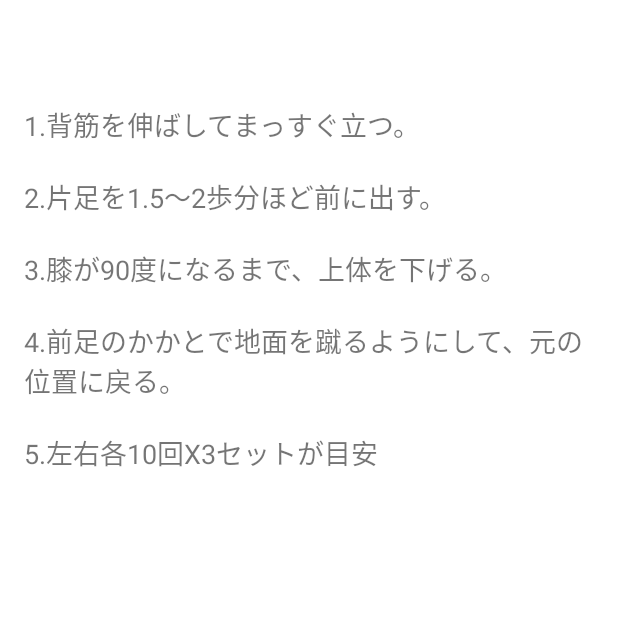
After one commit to itc-s21005/MuscleTraining, an Android app: the MainActivity4 screen opened directly, with no data from a screen before it, on a phone screen of 412 x 824 dp, the top half of it. The commit adds this screen. Run offline under Robolectric (Android 15) with nearby library versions, the phone set to English and light mode, and no system bars.

Commit message:
説明文

```diff
--- a/app/src/main/AndroidManifest.xml
+++ b/app/src/main/AndroidManifest.xml
@@ -10,11 +10,14 @@
         android:supportsRtl="true"
         android:theme="@style/Theme.MuscleTraining">
         <activity
+            android:name=".MainActivity4"
+            android:exported="false" />
+        <activity
             android:name=".MainActivity3"
-            android:exported="false"/>
+            android:exported="false" />
         <activity
             android:name=".MainActivity2"
-            android:exported="false"/>
+            android:exported="false" />
         <activity
             android:name=".MainActivity"
             android:exported="true">
--- a/app/src/main/java/jp/ac/it_college/std/s20001/muscletraining/MainActivity2.kt
+++ b/app/src/main/java/jp/ac/it_college/std/s20001/muscletraining/MainActivity2.kt
@@ -19,8 +19,10 @@ class MainActivity2 : AppCompatActivity() {
         }
 
         binding.secondButton.setOnClickListener {
+
             val intent = Intent(this, MainActivity3::class.java)
             startActivity(intent)
+
         }
     }
 
--- a/app/src/main/java/jp/ac/it_college/std/s20001/muscletraining/MainActivity3.kt
+++ b/app/src/main/java/jp/ac/it_college/std/s20001/muscletraining/MainActivity3.kt
@@ -45,13 +45,13 @@ class MainActivity3 : AppCompatActivity() {
     private inner class ListItemClickListener: AdapterView.OnItemClickListener {
         override fun onItemClick(parent: AdapterView<*>, view: View, position: Int, id: Long) {
             if (position == 0) {
-                val a1 = startActivity(Intent(this@MainActivity3, MainActivity2:: class.java))
+                val a1 = startActivity(Intent(this@MainActivity3, MainActivity4:: class.java))
             } else if (position == 1) {
-                val a2 = startActivity(Intent(this@MainActivity3, MainActivity2:: class.java))
+                val a2 = startActivity(Intent(this@MainActivity3, MainActivity4:: class.java))
             } else if (position == 2) {
-                val a3 = startActivity(Intent(this@MainActivity3, MainActivity2:: class.java))
+                val a3 = startActivity(Intent(this@MainActivity3, MainActivity4:: class.java))
             } else if (position == 3) {
-                val a4 = startActivity(Intent(this@MainActivity3, MainActivity2:: class.java))
+                val a4 = startActivity(Intent(this@MainActivity3, MainActivity4:: class.java))
             }
         }
     }
--- /dev/null
+++ b/app/src/main/java/jp/ac/it_college/std/s20001/muscletraining/MainActivity4.kt
@@ -0,0 +1,29 @@
+package jp.ac.it_college.std.s20001.muscletraining
+
+import android.content.Intent
+import androidx.appcompat.app.AppCompatActivity
+import android.os.Bundle
+import android.view.View
+import android.widget.AdapterView
+import jp.ac.it_college.std.s20001.muscletraining.databinding.ActivityMain4Binding
+
+class MainActivity4 : AppCompatActivity() {
+    private lateinit var binding: ActivityMain4Binding
+    override fun onCreate(savedInstanceState: Bundle?) {
+        binding = ActivityMain4Binding.inflate(layoutInflater)
+        super.onCreate(savedInstanceState)
+        setContentView(binding.root)
+
+        binding.contentsText.text = """
+        1.背筋を伸ばしてまっすぐ立つ。
+
+        2.片足を1.5〜2歩分ほど前に出す。
+
+        3.膝が90度になるまで、上体を下げる。
+
+        4.前足のかかとで地面を蹴るようにして、元の位置に戻る。
+
+        5.左右各10回X3セットが目安""".trimIndent()
+    }
+
+}
--- /dev/null
+++ b/app/src/main/res/layout/activity_main4.xml
@@ -0,0 +1,19 @@
+<?xml version="1.0" encoding="utf-8"?>
+<androidx.constraintlayout.widget.ConstraintLayout xmlns:android="http://schemas.android.com/apk/res/android"
+    xmlns:app="http://schemas.android.com/apk/res-auto"
+    xmlns:tools="http://schemas.android.com/tools"
+    android:layout_width="match_parent"
+    android:layout_height="match_parent"
+    tools:context=".MainActivity4">
+
+    <TextView
+        android:id="@+id/contentsText"
+        android:layout_width="380dp"
+        android:layout_height="336dp"
+        android:layout_marginTop="70dp"
+        android:text="@string/Contents"
+        android:textSize="18sp"
+        app:layout_constraintEnd_toEndOf="parent"
+        app:layout_constraintStart_toStartOf="parent"
+        app:layout_constraintTop_toTopOf="parent" />
+</androidx.constraintlayout.widget.ConstraintLayout>
--- a/app/src/main/res/values/strings.xml
+++ b/app/src/main/res/values/strings.xml
@@ -5,4 +5,5 @@
     <string name="Level">難易度を選択してね</string>
     <string name="firstButton">初級</string>
     <string name="secondButton">中級〜上級</string>
+    <string name="Contents">内容</string>
 </resources>
--- a/build.gradle
+++ b/build.gradle
@@ -6,7 +6,7 @@ buildscript {
     }
     dependencies {
         classpath "com.android.tools.build:gradle:7.0.2"
-        classpath "org.jetbrains.kotlin:kotlin-gradle-plugin:1.5.31"
+        classpath 'org.jetbrains.kotlin:kotlin-gradle-plugin:1.6.0'
 
         // NOTE: Do not place your application dependencies here; they belong
         // in the individual module build.gradle files
```
